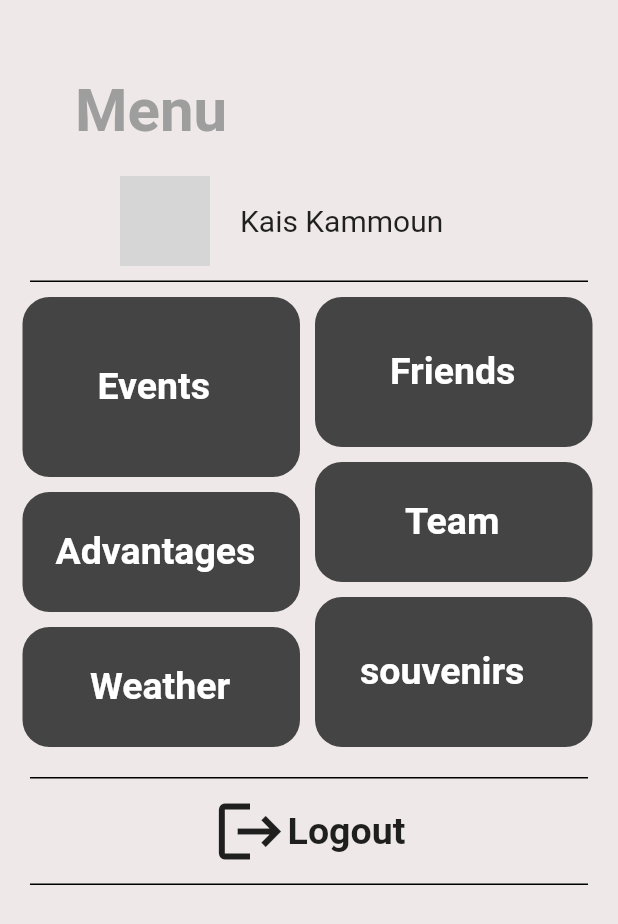
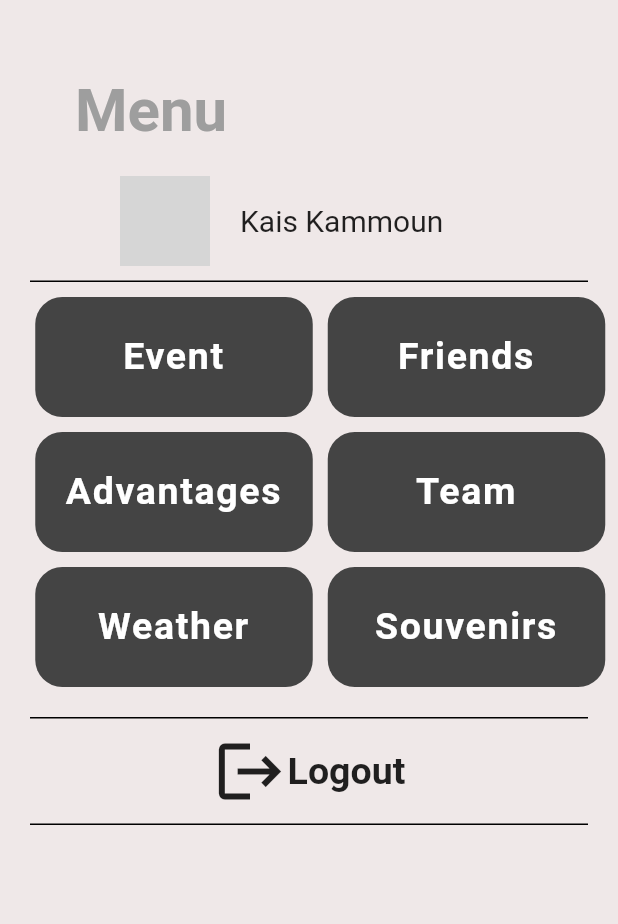
Before and after one commit to hazembh/Camping.academy, a Flutter app: the Menu screen opened directly, on a phone screen of 412 x 824 dp. Shown: the top 924 px of the screen. Run offline on Flutter 3.47's test engine with Material 2 defaults, Android fonts, the phone set to English and light mode, and no system bars; our stand-ins replace convex_bottom_bar, modal_bottom_sheet, sliding_up_panel; grey boxes are pictures that could not be loaded.

Commit message:
commit on 'master'

```diff
--- a/lib/Interfaces/Menu/menu.dart
+++ b/lib/Interfaces/Menu/menu.dart
@@ -1,5 +1,9 @@
 import 'package:flutter/material.dart';
+import 'package:flutter_application_1/function_class/Weather.dart';
+import 'package:flutter_application_1/function_class/gest_detector.dart';
 import 'package:flutter_application_1/function_class/navigation%20bar.dart';
+import 'package:modal_bottom_sheet/modal_bottom_sheet.dart';
+
 class Menu extends StatefulWidget {
   const Menu({Key? key}) : super(key: key);
 
@@ -8,188 +12,161 @@ class Menu extends StatefulWidget {
 }
 
 class _MenuState extends State<Menu> {
-
   @override
   Widget build(BuildContext context) {
-
     return Scaffold(
-        backgroundColor: Color.fromRGBO(239,232,232,1),
-        body:
+      backgroundColor: Color.fromRGBO(239, 232, 232, 1),
+      body: SingleChildScrollView(
+        child: Column(
+          mainAxisAlignment: MainAxisAlignment.center,
+          children: [
+            SizedBox(
+              height: 50,
+            ),
+            Row(
+              children: [
+                SizedBox(
+                  width: 50,
+                ),
+                Text("Menu",
+                    style: TextStyle(
+                        fontSize: 40,
+                        fontWeight: FontWeight.bold,
+                        color: Colors.grey)),
+              ],
+            ),
+            SizedBox(
+              height: 20,
+            ),
+            Row(
+              children: [
+                SizedBox(
+                  width: 80,
+                ),
+                ClipOval(
+                  child: Image.asset(
+                    'assets/kais.jpg',
+                    width: 60,
+                  ),
+                ),
+                SizedBox(
+                  width: 20,
+                ),
+                Text(
+                  "Kais Kammoun",
+                  style: TextStyle(fontSize: 20),
+                )
+              ],
+            ),
+            SizedBox(
+              height: 10,
+            ),
+            Padding(
+              padding: EdgeInsets.symmetric(horizontal: 20.0),
+              child: Container(
+                height: 1.0,
+                width: 800.0,
+                color: Colors.black,
+              ),
+            ),
+            SizedBox(
+              height: 10,
+            ),
+            Row(
+              mainAxisAlignment: MainAxisAlignment.center,
+              children: [
+                SizedBox(
+                  width: 15,
+                ),
                 Column(
                   children: [
-          SizedBox(height: 50,),
-          Row(
-            children: [
-              SizedBox(width: 50,),
-              Text("Menu",style:TextStyle(fontSize: 40,fontWeight: FontWeight.bold,color: Colors.grey)),
+                    Gest_detector("Event", () {}),
+                    SizedBox(
+                      height: 10,
+                    ),
+                    Gest_detector("Advantages", () {}),
+                    SizedBox(
+                      height: 10,
+                    ),
+                    Gest_detector(
+                        "Weather",
+                        () => showModalBottomSheet(
+                              //expand: false,
+                              context: context,
+                              backgroundColor: Colors.transparent,
+                              builder: (context) => Weather(),
+                            )),
                   ],
                 ),
-          SizedBox(height: 20,),
-          Row(
-
+                SizedBox(
+                  width: 10,
+                ),
+                Column(
                   children: [
-              SizedBox(width: 80,),
-
-              ClipOval(
-                child: Image.asset('assets/kais.jpg',width: 60,),
-
+                    Gest_detector("Friends", () {}),
+                    SizedBox(
+                      height: 10,
                     ),
-              SizedBox(width: 20,),
-              Text("Kais Kammoun", style: TextStyle(fontSize: 20),)
-
+                    Gest_detector("Team", () {}),
+                    SizedBox(
+                      height: 10,
+                    ),
+                    Gest_detector("Souvenirs", () {}),
+                  ],
+                )
               ],
             ),
-          SizedBox(height: 10,),
+            SizedBox(
+              height: 20,
+            ),
             Padding(
-            padding:EdgeInsets.symmetric(horizontal:20.0),
-            child:Container(
-              height:1.0,
-              width:800.0,
-              color:Colors.black,),),
-          SizedBox(height: 10,),
-          Row(
-            children: [
-              SizedBox(width: 15,),
-              Column(
-                children: [
-                  GestureDetector(
-                    onTap: () { print("Container was tapped"); },
-                    child:Container(
-                      padding: EdgeInsets.symmetric(horizontal: 50,vertical: 45),
-                      width: 185,
-                      height: 120,
-                      child: Text("Events",style: TextStyle(fontSize: 25,fontWeight: FontWeight.bold,color: Colors.white),),
-                      decoration: BoxDecoration(
-                        color: Color.fromRGBO(68, 68, 68, 1),
-                        borderRadius: BorderRadius.circular(18),
+              padding: EdgeInsets.symmetric(horizontal: 20.0),
+              child: Container(
+                height: 1.0,
+                width: 800.0,
+                color: Colors.black,
               ),
             ),
+            SizedBox(
+              height: 10,
             ),
-                  SizedBox(height: 10,),
             GestureDetector(
-                    onTap: () { print("Container was tapped"); },
-                    child:Container(
-                      padding: EdgeInsets.symmetric(horizontal: 22,vertical: 25),
-                      width: 185,
-                      height: 80,
-                      child: Text("Advantages",style: TextStyle(fontSize: 25,fontWeight: FontWeight.bold,color: Colors.white),),
-                      decoration: BoxDecoration(
-                        color: Color.fromRGBO(68, 68, 68, 1),
-                        borderRadius: BorderRadius.circular(18),
-                      ),
-                    ),
-                  ),
-                  SizedBox(height: 10,),
-                  GestureDetector(
-                    onTap: () { print("Container was tapped"); },
-                    child:Container(
-                      padding: EdgeInsets.symmetric(horizontal:45,vertical:25),
-                      width: 185,
-                      height: 80,
-                      child: Text("Weather",style: TextStyle(fontSize: 25,fontWeight: FontWeight.bold,color: Colors.white),),
-                      decoration: BoxDecoration(
-                        color: Color.fromRGBO(68, 68, 68, 1),
-                        borderRadius: BorderRadius.circular(18),
-                      ),
-                    ),
-                  ),
-
-
-                ],
-              ),
-              SizedBox(width: 10,)
-,              Column(
-                children: [
-                  GestureDetector(
-                    onTap: () { print("Container was tapped"); },
-                    child:Container(
-                      padding: EdgeInsets.symmetric(horizontal: 50,vertical: 35),
-                      width: 185,
-                      height: 100,
-                      child: Text("Friends",style: TextStyle(fontSize: 25,fontWeight: FontWeight.bold,color: Colors.white),),
-                      decoration: BoxDecoration(
-                        color: Color.fromRGBO(68, 68, 68, 1),
-                        borderRadius: BorderRadius.circular(18),
-                      ),
-                    ),
-                  ),
-                  SizedBox(height: 10,),
-                  GestureDetector(
-                    onTap: () { print("Container was tapped"); },
-                    child:Container(
-                      padding: EdgeInsets.symmetric(horizontal: 60,vertical: 25),
-                      width: 185,
-                      height: 80,
-                      child: Text("Team",style: TextStyle(fontSize: 25,fontWeight: FontWeight.bold,color: Colors.white),),
-                      decoration: BoxDecoration(
-                        color: Color.fromRGBO(68, 68, 68, 1),
-                        borderRadius: BorderRadius.circular(18),
-                      ),
-                    ),
-                  ),
-                  SizedBox(height: 10,),
-                  GestureDetector(
-                    onTap: () { print("Container was tapped"); },
-                    child:Container(
-                      padding: EdgeInsets.symmetric(horizontal:30,vertical:35),
-                      width: 185,
-                      height: 100,
-                      child: Text("souvenirs",style: TextStyle(fontSize: 25,fontWeight: FontWeight.bold,color: Colors.white),),
-                      decoration: BoxDecoration(
-                        color: Color.fromRGBO(68, 68, 68, 1),
-                        borderRadius: BorderRadius.circular(18),
-                      ),
-                    ),
-                  ),
-
-
-                ],
-              )
-
-            ],
-          ),
-          SizedBox(height: 20,),
-          Padding(
-            padding:EdgeInsets.symmetric(horizontal:20.0),
-            child:Container(
-              height:1.0,
-              width:800.0,
-              color:Colors.black,),),
-          SizedBox(height: 10,),
-
-          GestureDetector(
-            onTap: () { print("Container was tapped"); },
-            child:Container(
-
+                onTap: () {
+                  print("Container was tapped");
+                },
+                child: Container(
                   child: Row(
                     mainAxisAlignment: MainAxisAlignment.center,
                     children: [
-                  Icon(Icons.logout, size: 50,),
-                Text("Logout",style: TextStyle(fontSize: 25,fontWeight: FontWeight.bold),),
-
-
-
-
-
-
-
+                      Icon(
+                        Icons.logout,
+                        size: 50,
+                      ),
+                      Text(
+                        "Logout",
+                        style: TextStyle(
+                            fontSize: 25, fontWeight: FontWeight.bold),
+                      ),
                     ],
                   ),
-          )
+                )),
+            SizedBox(
+              height: 10,
             ),
-          SizedBox(height: 10,),
             Padding(
-            padding:EdgeInsets.symmetric(horizontal:20.0),
-            child:Container(
-              height:1.0,
-              width:800.0,
-              color:Colors.black,),),
-          SizedBox(height: 10,),
+              padding: EdgeInsets.symmetric(horizontal: 20.0),
+              child: Container(
+                height: 1.0,
+                width: 800.0,
+                color: Colors.black,
+              ),
+            ),
+            SizedBox(
+              height: 10,
+            ),
           ],
-
         ),
-
-
+      ),
     );
   }
 }
--- /dev/null
+++ b/lib/function_class/Weather.dart
@@ -0,0 +1,65 @@
+import 'package:flutter/material.dart';
+import 'package:modal_bottom_sheet/modal_bottom_sheet.dart';
+
+class Weather extends StatefulWidget {
+  static const IconData wb_sunny_outlined =
+      IconData(0xf4bc, fontFamily: 'MaterialIcons');
+
+  @override
+  _WeatherState createState() => _WeatherState();
+}
+
+class _WeatherState extends State<Weather> {
+  @override
+  Widget build(BuildContext context) {
+    return Container(
+      height: 500,
+      decoration: BoxDecoration(color: Colors.white),
+      child: Column(
+        //mainAxisAlignment: MainAxisAlignment.center,
+        //mainAxisSize: MainAxisSize.min,
+        children: <Widget>[
+          Padding(
+            padding: const EdgeInsets.fromLTRB(30.0, 8.0, 0.0, 0.0),
+            child: Row(children: <Widget>[
+              Text('Hong Kong', style: TextStyle(fontSize: 25)),
+              SizedBox(
+                width: 280.0,
+              ),
+              IconButton(
+                onPressed: () => Navigator.pop(context),
+                icon: Icon(
+                  Icons.arrow_back,
+                  size: 30,
+                  color: Colors.black,
+                ),
+              ),
+            ]),
+          ),
+          Container(
+            alignment: Alignment.topLeft,
+            padding: const EdgeInsets.fromLTRB(30.0, 4.0, 0.0, 0.0),
+            child: Text('Mon, 12:30 PM, Mostly Sunny',
+                textAlign: TextAlign.start, style: TextStyle(fontSize: 12)),
+          ),
+          SizedBox(
+            height: 15,
+          ),
+          Row(mainAxisAlignment: MainAxisAlignment.start, children: <Widget>[
+            Padding(padding: const EdgeInsets.fromLTRB(30.0, 5.0, 0.0, 0.0)),
+            Text('20 °C',
+                textAlign: TextAlign.start, style: TextStyle(fontSize: 100)),
+            SizedBox(
+              width: 100,
+            ),
+            Icon(
+              Icons.wb_sunny_outlined,
+              color: Colors.yellowAccent,
+              size: 100.0,
+            ),
+          ]),
+        ],
+      ),
+    );
+  }
+}
--- /dev/null
+++ b/lib/function_class/gest_detector.dart
@@ -0,0 +1,41 @@
+import 'package:flutter/material.dart';
+
+class Gest_detector extends StatefulWidget {
+  Function function;
+  final String title;
+
+  Gest_detector(this.title, this.function);
+
+  @override
+  _Gest_detectorState createState() => _Gest_detectorState();
+}
+
+class _Gest_detectorState extends State<Gest_detector> {
+  @override
+  Widget build(BuildContext context) {
+    return GestureDetector(
+      onTap: () => setState(() {
+        widget.function();
+      }),
+      child: Container(
+        padding: EdgeInsets.symmetric(horizontal: 20, vertical: 25),
+        width: 185,
+        height: 80,
+        child: Text(
+          widget.title,
+          textAlign: TextAlign.center,
+          style: TextStyle(
+            fontSize: 25,
+            fontWeight: FontWeight.bold,
+            color: Colors.white,
+            letterSpacing: 1.1,
+          ),
+        ),
+        decoration: BoxDecoration(
+          color: Color.fromRGBO(68, 68, 68, 1),
+          borderRadius: BorderRadius.circular(18),
+        ),
+      ),
+    );
+  }
+}
--- a/pubspec.yaml
+++ b/pubspec.yaml
@@ -32,6 +32,8 @@ dependencies:
   cupertino_icons: ^1.0.2
   convex_bottom_bar: ^3.0.0
   sliding_up_panel: ^2.0.0+1
+  modal_bottom_sheet: ^2.0.0
+  weather_icons: any
 
 
 
```
Also changed, not shown: assets/day_sunny_overcast.svg (added), pubspec.lock. Lines whose indentation alone changed are shown as unchanged.
